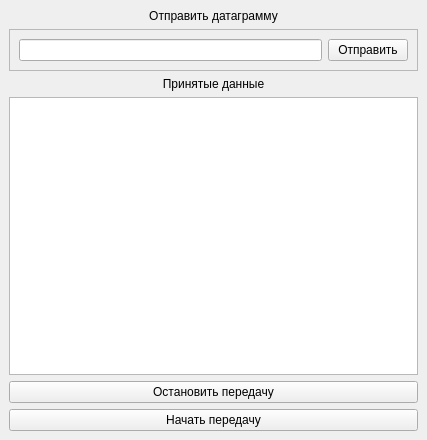
Qt form mainwindow.ui (ArtemShchuchev/PreUDPsocket) before a commit.
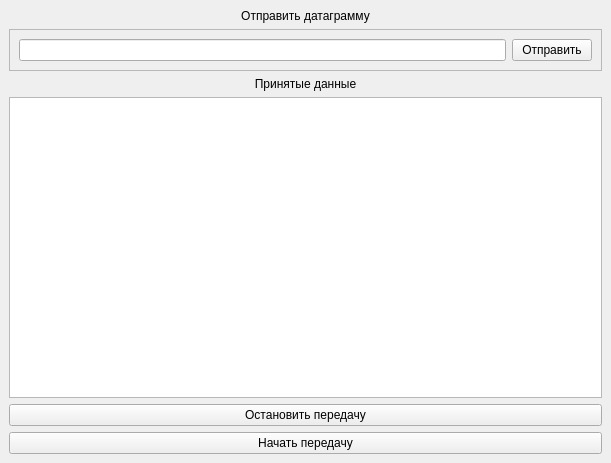
The same form after that commit.

```diff
--- a/mainwindow.ui
+++ b/mainwindow.ui
@@ -6,8 +6,8 @@
    <rect>
     <x>0</x>
     <y>0</y>
-    <width>427</width>
-    <height>440</height>
+    <width>611</width>
+    <height>463</height>
    </rect>
   </property>
   <property name="windowTitle">
```
